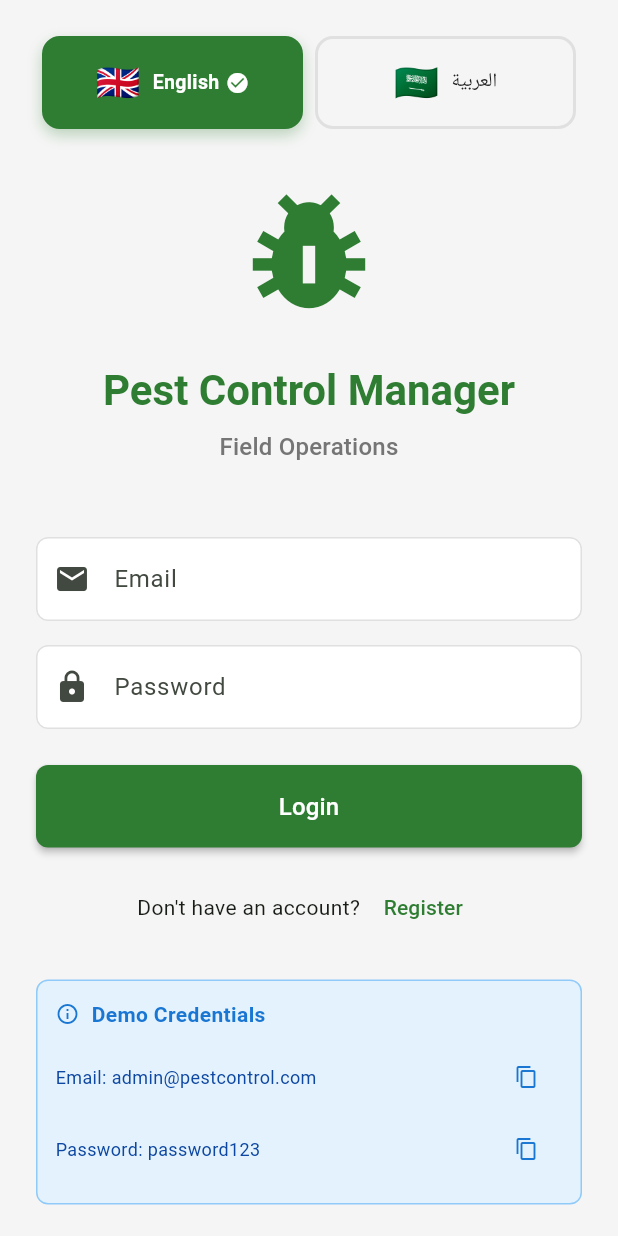
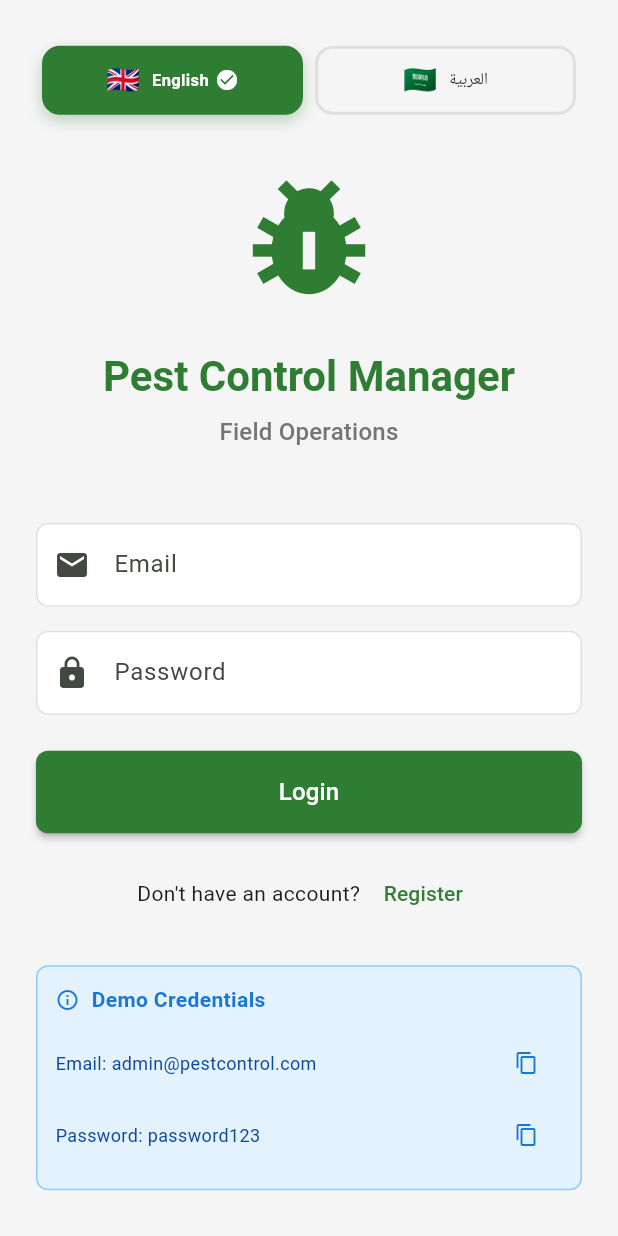
Before and after one commit to AhmedTawfiqM/pest_control, a Flutter app: the screen it shows after launch, on a phone screen of 412 x 824 dp. Run offline on Flutter 3.47's test engine with Material 3 defaults, Android fonts, the phone set to English and light mode, and no system bars; our stand-ins replace dartz, equatable, flutter_bloc, get_it, hive, hive_flutter; accounts and stored records are empty.

Commit message:
enhance _LanguageOption

```diff
--- a/lib/core/widgets/language_switcher.dart
+++ b/lib/core/widgets/language_switcher.dart
@@ -63,7 +63,7 @@ class _LanguageOption extends StatelessWidget {
       onTap: onTap,
       child: AnimatedContainer(
         duration: const Duration(milliseconds: 200),
-        padding: const EdgeInsets.symmetric(vertical: 12, horizontal: 8),
+        padding: const EdgeInsets.symmetric(vertical: 8, horizontal: 4),
         decoration: BoxDecoration(
           color: isSelected ? AppTheme.primaryGreen : Colors.grey.shade100,
           borderRadius: BorderRadius.circular(12),
@@ -86,14 +86,14 @@ class _LanguageOption extends StatelessWidget {
           children: [
             Text(
               language.flag,
-              style: const TextStyle(fontSize: 24),
+              style: const TextStyle(fontSize: 18),
             ),
             const SizedBox(width: 8),
             Flexible(
               child: Text(
                 language.nativeName,
                 style: TextStyle(
-                  fontSize: 13,
+                  fontSize: 11,
                   fontWeight: isSelected ? FontWeight.bold : FontWeight.w500,
                   color: isSelected ? Colors.white : AppTheme.textPrimary,
                 ),
```
Also changed, not shown: 1 other file.
